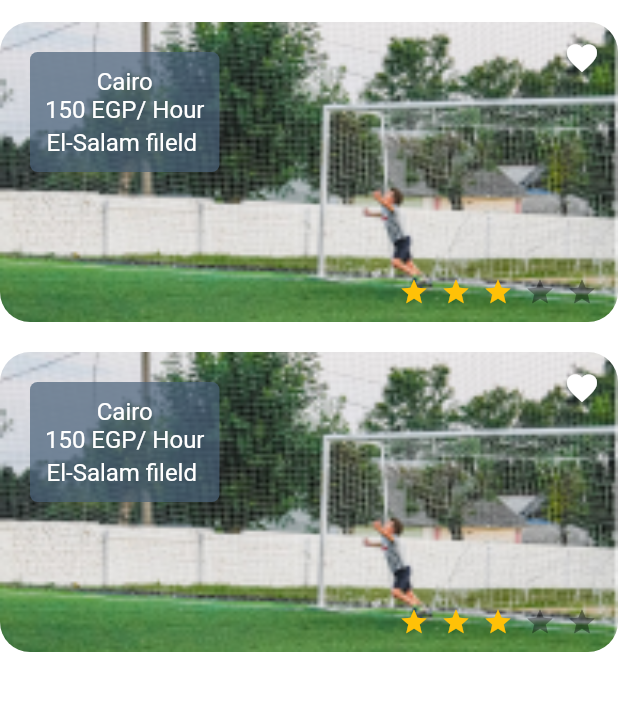
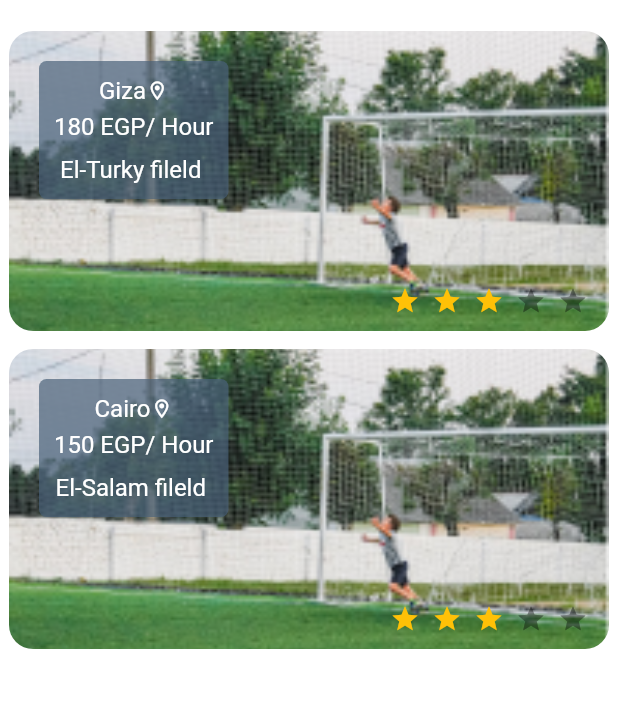
Before and after one commit to yusufabdo20/kick_off, a Flutter app: the screen it shows after launch, after a tap on "Cairo", on a phone screen of 412 x 824 dp, the part 62-773 px from its top. Run offline on Flutter 3.47's test engine with Material 2 defaults, Android fonts, the light colour scheme and no system bars; drawn by our look-alikes of flutter_rating_bar; our stand-ins replace fluttertoast, font_awesome_flutter, google_nav_bar, shared_preferences.

Commit message:
add joo changec

```diff
--- a/lib/components/home_component/playgrounds_categories.dart
+++ b/lib/components/home_component/playgrounds_categories.dart
@@ -1,7 +1,6 @@
 import 'package:flutter/material.dart';
 import 'package:flutter_rating_bar/flutter_rating_bar.dart';
 import 'package:kick_off/components/components.dart';
-import 'package:kick_off/screens/notifications_screen.dart';
 import 'package:kick_off/screens/owner_screen.dart';
 
 class PlaygroundsCategories extends StatelessWidget {
@@ -40,7 +39,14 @@ class PlaygroundsCategories extends StatelessWidget {
                     color: Color(0xff496179).withOpacity(0.9),
                     borderRadius: BorderRadius.circular(5),
                   ),
-                  child: Align(
+                  child: Column(
+                    children: [
+                      Icon(
+                        Icons.location_on_outlined,
+                         color: Colors.
+                         white,size: 15,
+                         ),
+                      Align(
                         alignment: Alignment.center,
                         child: Text(
                           nameArea,
@@ -49,6 +55,8 @@ class PlaygroundsCategories extends StatelessWidget {
                             color: Colors.white,
                           ),
                         ),
+                      ),
+                    ],
                   ),
                 ),
                 RatingBar.builder(
--- a/lib/components/owner_playgrounds.dart
+++ b/lib/components/owner_playgrounds.dart
@@ -3,10 +3,14 @@ import 'package:flutter/widgets.dart';
 import 'package:flutter_rating_bar/flutter_rating_bar.dart';
 import 'package:kick_off/components/components.dart';
 import 'package:kick_off/screens/notifications_screen.dart';
+import 'package:kick_off/screens/soccer_field_screen.dart';
 
 class OwnerPlaygrounds extends StatelessWidget {
   OwnerPlaygrounds(
-      {super.key, required this.nameOnwer, required this.nameArea , required this.price});
+      {super.key,
+      required this.nameOnwer,
+      required this.nameArea,
+      required this.price});
   String nameOnwer;
   String nameArea;
   int price;
@@ -14,10 +18,12 @@ class OwnerPlaygrounds extends StatelessWidget {
   Widget build(BuildContext context) {
     return InkWell(
       onTap: () {
-        navigateTO(context, NotificationsScreen());
+        navigateTO(context, SoccerFieldScreen());
       },
+      child: Padding(
+        padding: const EdgeInsets.all(6),
         child: Container(
-        margin: EdgeInsets.only(bottom: 20),
+          // margin: EdgeInsets.only(bottom: 5),
           height: 200,
           width: double.infinity,
           decoration: BoxDecoration(
@@ -25,7 +31,7 @@ class OwnerPlaygrounds extends StatelessWidget {
               image: AssetImage("assets/images/Playgrounds.png"),
               fit: BoxFit.cover,
             ),
-          borderRadius: BorderRadius.circular(20),
+            borderRadius: BorderRadius.circular(16),
           ),
           child: Column(
             mainAxisAlignment: MainAxisAlignment.spaceBetween,
@@ -44,8 +50,10 @@ class OwnerPlaygrounds extends StatelessWidget {
                     ),
                     child: Column(
                       children: [
+                        Row(
+                          children: [
                             Align(
-                        alignment: Alignment.center,
+                              alignment: Alignment.topLeft,
                               child: Text(
                                 nameArea,
                                 style: TextStyle(
@@ -54,6 +62,14 @@ class OwnerPlaygrounds extends StatelessWidget {
                                 ),
                               ),
                             ),
+                            Icon(
+                        Icons.location_on_outlined,
+                         color: Colors.
+                         white,size: 15,
+                         ),
+                          ],
+                        ),
+                        SizedBox(height: 5,),
                         Text(
                           "$price EGP/ Hour",
                           style: TextStyle(
@@ -61,7 +77,13 @@ class OwnerPlaygrounds extends StatelessWidget {
                             color: Colors.white,
                           ),
                         ),
-                        Divider(height: 3, color: Colors.white,),
+                     const   Divider(
+                          thickness: 5.0,
+                          height: 10,
+                          color: Colors.black,
+                          indent: 5,
+                          endIndent: 5,
+                        ),
                         Text(
                           nameOnwer,
                           style: TextStyle(
@@ -72,7 +94,7 @@ class OwnerPlaygrounds extends StatelessWidget {
                       ],
                     ),
                   ),
-                IconButton(onPressed: (){}, icon: Icon(Icons.favorite , color: Colors.white,),),
+
                 ],
               ),
               Padding(
@@ -124,6 +146,7 @@ class OwnerPlaygrounds extends StatelessWidget {
             ],
           ),
         ),
+      ),
     );
   }
 }
--- a/lib/screens/home_screen.dart
+++ b/lib/screens/home_screen.dart
@@ -2,7 +2,6 @@ import 'package:flutter/material.dart';
 import 'package:kick_off/components/home_component/Search_field.dart';
 import 'package:kick_off/components/home_component/areas_categories.dart';
 import 'package:kick_off/components/home_component/playgrounds_categories.dart';
-
 import '../components/components.dart';
 import 'notifications_screen.dart';
 
--- a/lib/screens/owner_screen.dart
+++ b/lib/screens/owner_screen.dart
@@ -31,9 +31,9 @@ class OwnerScreen extends StatelessWidget {
         Column(
           children: [
             OwnerPlaygrounds(
-              nameOnwer: 'El-Salam fileld ',
-              nameArea: "Cairo",
-              price: 150,
+              nameOnwer: 'El-Turky fileld ',
+              nameArea: "Giza",
+              price: 180,
             ),
             OwnerPlaygrounds(
               nameOnwer: 'El-Salam fileld ',
--- a/pubspec.yaml
+++ b/pubspec.yaml
@@ -29,6 +29,9 @@ environment:
 # the latest version available on pub.dev. To see which dependencies have newer
 # versions available, run `flutter pub outdated`.
 dependencies:
+  font_awesome_flutter: ^10.4.0
+  flutter_launcher_icons: ^0.13.0
+  url_launcher: ^6.1.10
   line_icons: ^2.0.0
   google_nav_bar: ^5.0.6
   flutter_rating_bar: ^4.0.1
```
Also changed, not shown: lib/screens/booking_screen.dart (added, +23 -0 lines), lib/screens/soccer_field_screen.dart (added, +235 -0 lines), pubspec.lock, 7 other files. Lines whose indentation alone changed are shown as unchanged.
